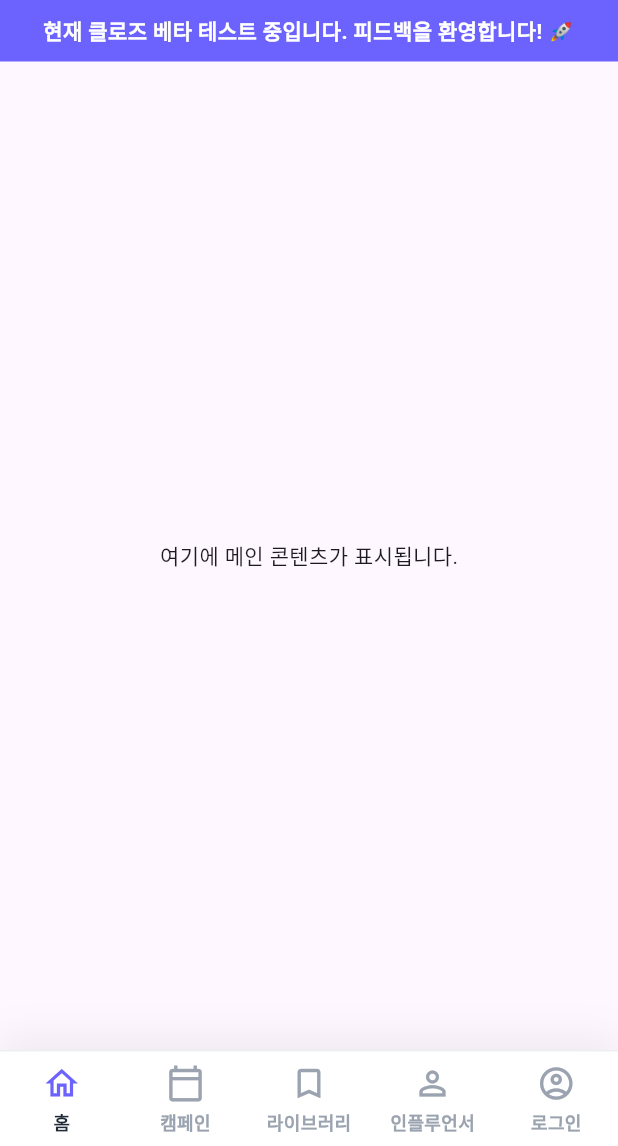
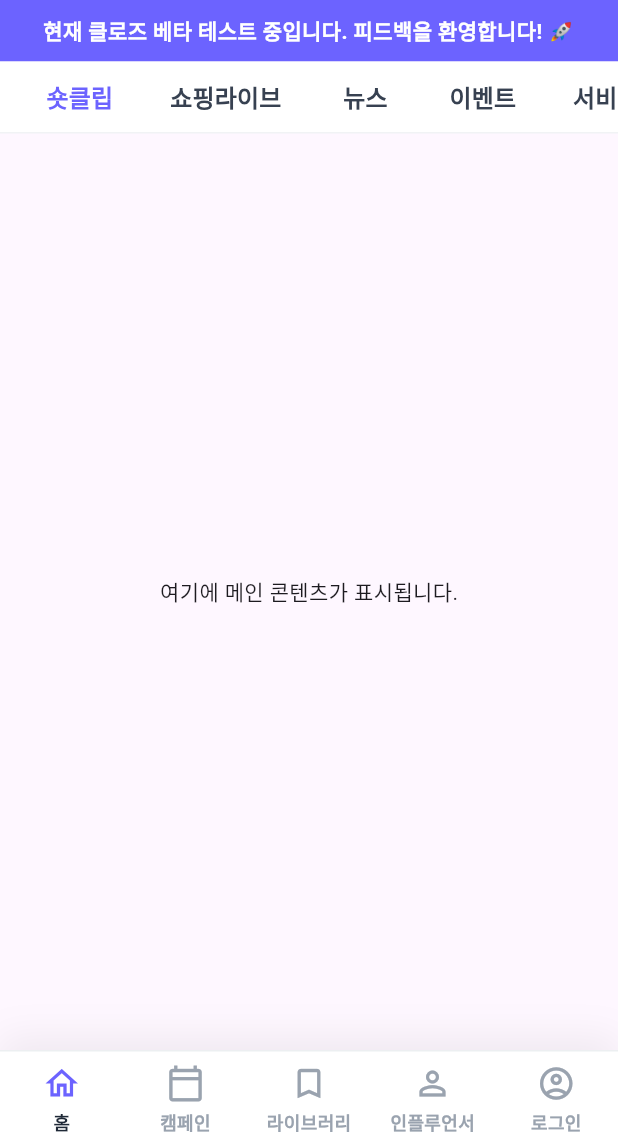
Before and after one commit to livee0322/alpa, a Flutter app: the screen it shows after launch, on a phone screen of 412 x 824 dp, the part 90-1236 px from its top. Run offline on Flutter 3.47's test engine with Material 3 defaults, Android fonts, the phone set to English and light mode, and no system bars.

Commit message:
250820 > front-end > flutter > 상단 탭 바 위젯 추가

```diff
--- a/front-end/flutter/livee/lib/main.dart
+++ b/front-end/flutter/livee/lib/main.dart
@@ -2,6 +2,7 @@ import 'package:flutter/material.dart';
 import 'package:livee/presentation/widgets/common_banner.dart';
 import 'package:livee/presentation/widgets/common_bottom_nav_bar.dart';
 import 'package:livee/presentation/widgets/common_header.dart';
+import 'package:livee/presentation/widgets/common_top_tab_bar.dart';
 
 void main() {
   runApp(const MyApp());
@@ -18,6 +19,7 @@ class MyApp extends StatelessWidget {
           children: [
             CommonHeader(),
             CommonBanner(),
+            CommonTopTabBar(),
             Expanded(
               child: Center(
                 child: Text('여기에 메인 콘텐츠가 표시됩니다.'),
--- /dev/null
+++ b/front-end/flutter/livee/lib/presentation/widgets/common_top_tab_bar.dart
@@ -0,0 +1,59 @@
+import 'package:flutter/material.dart';
+
+class CommonTopTabBar extends StatelessWidget {
+  const CommonTopTabBar({super.key});
+
+  @override
+  Widget build(BuildContext context) {
+    return Container(
+      decoration: const BoxDecoration(
+        color: Colors.white,
+        border: Border(
+          bottom: BorderSide(
+            color: Color(0xFFF1F3F5),
+            width: 1.0,
+          ),
+        ),
+      ),
+      height: 48,
+      child: SingleChildScrollView(
+        scrollDirection: Axis.horizontal,
+        padding: const EdgeInsets.symmetric(horizontal: 12.0, vertical: 6.0),
+        child: Row(
+          children: [
+            _buildTab('숏클립', true),
+            _buildTab('쇼핑라이브', false),
+            _buildTab('뉴스', false),
+            _buildTab('이벤트', false),
+            _buildTab('서비스', false),
+          ],
+        ),
+      ),
+    );
+  }
+
+  Widget _buildTab(String label, bool isActive) {
+    return Container(
+      margin: const EdgeInsets.symmetric(horizontal: 5.0),
+      child: TextButton(
+        onPressed: () {},
+        style: TextButton.styleFrom(
+          backgroundColor: isActive ? Colors.transparent : Colors.transparent,
+          shape: RoundedRectangleBorder(
+            borderRadius: BorderRadius.circular(999),
+          ),
+          padding: const EdgeInsets.symmetric(horizontal: 14, vertical: 0),
+          tapTargetSize: MaterialTapTargetSize.shrinkWrap,
+        ),
+        child: Text(
+          label,
+          style: TextStyle(
+            color: isActive ? const Color(0xFF6C63FF) : const Color(0xFF374151),
+            fontSize: 16.0,
+            fontWeight: FontWeight.w600,
+          ),
+        ),
+      ),
+    );
+  }
+}
```
